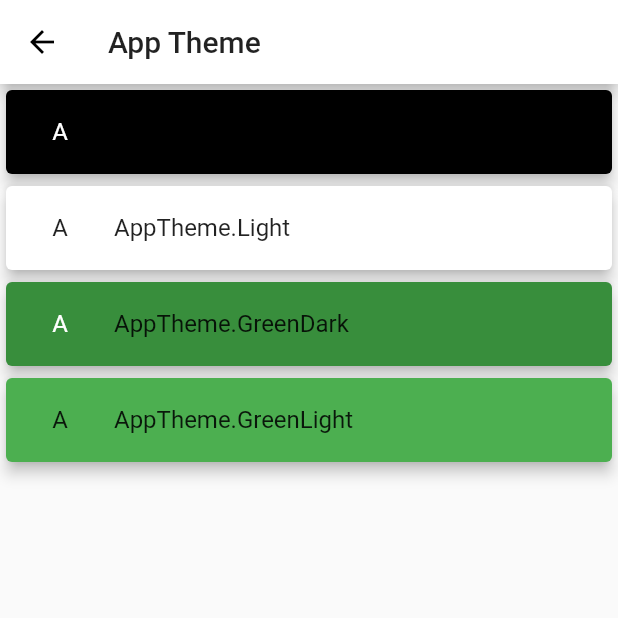
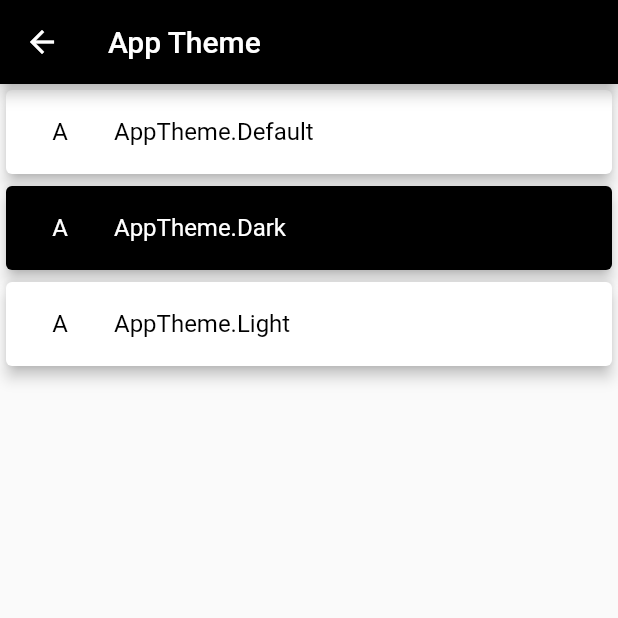
Before and after one commit to nguyenhoangvannha/project_movie_flutter, a Flutter app: the ThemePage screen opened directly, on a phone screen of 412 x 824 dp, the top half of it. Run offline on Flutter 3.47's test engine with Material 2 defaults, Android fonts, the phone set to English and light mode, and no system bars; our stand-ins replace bloc, built_collection, built_value, cached_network_image, chopper, connectivity and 2 more; missing offline and left inert: swipedetector; generated files the repository leaves out were written again; network calls fail.

Commit message:
fix: theme

```diff
--- a/lib/global/theme/app_themes.dart
+++ b/lib/global/theme/app_themes.dart
@@ -1,22 +1,43 @@
 import 'package:flutter/material.dart';
 
-enum AppTheme { Dark, Light, GreenDark, GreenLight }
+import 'theme_data/theme.dart';
 
-final appThemeData = {
-  AppTheme.Dark: ThemeData(
-    brightness: Brightness.dark,
-    primaryColor: Colors.black,
-  ),
-  AppTheme.Light: ThemeData(
-    brightness: Brightness.light,
-    primaryColor: Colors.white,
-  ),
-  AppTheme.GreenLight: ThemeData(
-    brightness: Brightness.light,
-    primaryColor: Colors.green,
-  ),
-  AppTheme.GreenDark: ThemeData(
-    brightness: Brightness.dark,
-    primaryColor: Colors.green[700],
-  ),
+enum AppTheme { Default, Dark, Light }
+
+final Map<AppTheme, BaseTheme> themes = {
+  AppTheme.Default: BaseTheme(),
+  AppTheme.Dark: DarkTheme(),
+  AppTheme.Light: LightTheme(),
 };
+
+Map<AppTheme, ThemeData> get appThemeData {
+  Map<AppTheme, ThemeData> data = {};
+  int themeCount = themes.length;
+  for (int i = 0; i < themeCount; i++) {
+    final theme = themes.values.elementAt(i);
+    final themeData = ThemeData(
+        primaryColor: theme.primaryColor,
+        brightness: theme.brightness,
+        accentColor: theme.accentColor,
+        backgroundColor: theme.backgroundColor,
+        primarySwatch: theme.primarySwatch,
+        textTheme: theme.textTheme,
+        appBarTheme: theme.appBarTheme,
+        tabBarTheme: theme.tabBarTheme);
+    data.putIfAbsent(themes.keys.elementAt(i), () {
+      return themeData;
+    });
+  }
+  return data;
+}
+
+//final appThemeData = {
+//  AppTheme.Dark: ThemeData(
+//    brightness: Brightness.dark,
+//    primaryColor: Colors.black,
+//  ),
+//  AppTheme.Light: ThemeData(
+//    brightness: Brightness.light,
+//    primaryColor: Colors.white,
+//  ),
+//};
--- a/lib/global/theme/bloc/theme_bloc.dart
+++ b/lib/global/theme/bloc/theme_bloc.dart
@@ -8,7 +8,7 @@ import '../app_themes.dart';
 class ThemeBloc extends Bloc<ThemeEvent, ThemeState> {
   @override
   ThemeState get initialState =>
-      ThemeState(themeData: appThemeData[AppTheme.Light]);
+      ThemeState(themeData: appThemeData[AppTheme.Default]);
 
   @override
   Stream<ThemeState> mapEventToState(ThemeEvent event,) async* {
--- /dev/null
+++ b/lib/global/theme/theme_data/theme.dart
@@ -0,0 +1,3 @@
+export 'base_theme.dart';
+export 'dark_theme.dart';
+export 'light_theme.dart';
--- a/lib/ui/feature/home/home_page.dart
+++ b/lib/ui/feature/home/home_page.dart
@@ -87,7 +87,9 @@ class HomePage extends StatelessWidget {
         return LoadingIndicator();
       }
       if (state is NoFavorite) {
-        return Trending();
+        return Column(
+          children: <Widget>[SearchGuide(), Expanded(child: Trending())],
+        );
       }
 
       if (state is HasFavorite) {
--- a/lib/ui/feature/setting/theme/theme_page.dart
+++ b/lib/ui/feature/setting/theme/theme_page.dart
@@ -23,17 +23,17 @@ class ThemePage extends StatelessWidget {
   Widget _buildItem(BuildContext context, AppTheme theme) {
     final appTheme = appThemeData[theme];
     return Card(
-      color: appTheme.primaryColor,
+      color: appTheme.backgroundColor,
       elevation: 4,
       child: ListTile(
         leading: CircleAvatar(
-          backgroundColor: appTheme.primaryColor,
+          backgroundColor: appTheme.backgroundColor,
           child: Text(
             theme.toString().substring(0, 1),
             style: appTheme.textTheme.title,
           ),
         ),
-        title: Text(theme.toString()),
+        title: Text(theme.toString(), style: appTheme.textTheme.title,),
         onTap: () {
           BlocProvider.of<ThemeBloc>(context)
               .dispatch(ThemeChanged(theme: theme));
--- a/lib/ui/widget/common/loading_indicator.dart
+++ b/lib/ui/widget/common/loading_indicator.dart
@@ -10,6 +10,7 @@ class LoadingIndicator extends StatelessWidget {
           Center(
             child: CircularProgressIndicator(),
           ),
+          SizedBox(height: 8,),
           Text('Loading...')
         ],
       ),
```
Also changed, not shown: lib/global/theme/theme_data/base_theme.dart (added, +25 -0 lines), lib/global/theme/theme_data/dark_theme.dart (added, +25 -0 lines), lib/global/theme/theme_data/light_theme.dart (added, +15 -0 lines).
